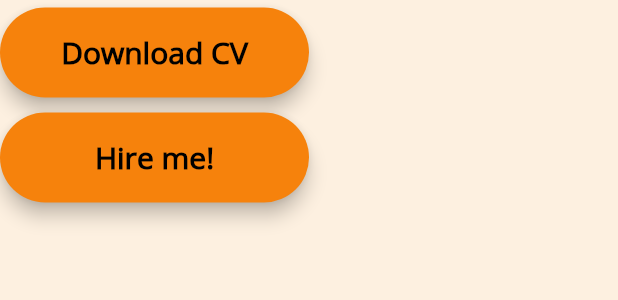
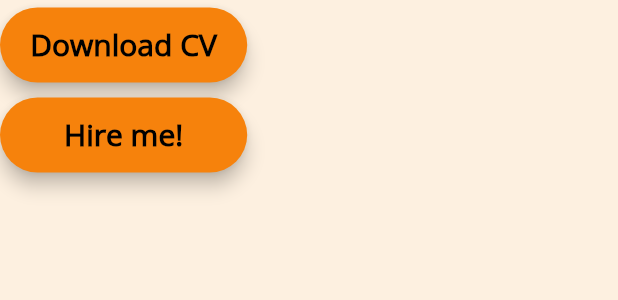
Before and after one commit to mahmoud-eslami/my-portfolio, a Flutter app: the ButtonsSection widget shown alone on an empty page, opened directly, on a phone screen of 412 x 824 dp. Shown: the top 300 px of the screen. Run offline on Flutter 3.47's test engine with Material 2 defaults, Android fonts, the phone set to English and light mode, and no system bars; our stand-ins replace bloc, equatable.

Commit message:
min: complete what i do section

```diff
--- a/lib/core/constants/constants.dart
+++ b/lib/core/constants/constants.dart
@@ -4,4 +4,15 @@ class Constants {
   static const creamColor = Color(0xffFDF0E0);
   static const darkCreamColor = Color(0xffE6CBA8);
   static const orangeColor = Color(0xffF6820C);
+
+  static const openSourceExpDescription =
+      "I am passionate about open-source projects and enjoy collaborating with the community to share my knowledge and skills.";
+  static const experienceDescription =
+      "I have 3+ years of experience as a Flutter developer and am continuously working on improving my skills and knowledge.";
+  static const agileExpDescription =
+      "I have experience working with Agile development methodologies and am familiar with Git version control.";
+  static const qualityExpDescription =
+      "I specialize in building high-performance, responsive, and elegant mobile applications using the Flutter framework and Dart programming language.";
+  static const otherExpDescription =
+      "I also have experience working with Firebase, RESTful APIs, and other programming languages and frameworks which can be beneficial for building robust mobile applications.";
 }
--- a/lib/core/global_widgets/custom_button.dart
+++ b/lib/core/global_widgets/custom_button.dart
@@ -51,12 +51,6 @@ class _CustomButtonState extends State<CustomButton> {
                 isHoverd ? Colors.black : Constants.orangeColor,
               ),
               elevation: MaterialStatePropertyAll<double>(isHoverd ? 15 : 5),
-              side: MaterialStatePropertyAll<BorderSide>(
-                BorderSide(
-                  color: isHoverd ? Constants.orangeColor : Colors.transparent,
-                  width: 3,
-                ),
-              ),
             ),
             onPressed: widget.onPressed,
             child: Text(
--- a/lib/core/utils/size_config.dart
+++ /dev/null
@@ -1,39 +0,0 @@
-import 'package:flutter/material.dart';
-
-class SizeConfig {
-  static late double _screenWidth;
-  static late double _screenHeight;
-  static double _blockWidth = 0;
-  static double _blockHeight = 0;
-
-  static late double textMultiplier;
-  static late double imageSizeMultiplier;
-  static late double heightMultiplier;
-  static late double widthMultiplier;
-  static bool isPortrait = true;
-  static bool isMobilePortrait = false;
-
-  void init(BoxConstraints constraints, Orientation orientation) {
-    if (orientation == Orientation.portrait) {
-      _screenWidth = constraints.maxWidth;
-      _screenHeight = constraints.maxHeight;
-      isPortrait = true;
-      if (_screenWidth < 450) {
-        isMobilePortrait = true;
-      }
-    } else {
-      _screenWidth = constraints.maxHeight;
-      _screenHeight = constraints.maxWidth;
-      isPortrait = false;
-      isMobilePortrait = false;
-    }
-
-    _blockWidth = _screenWidth / 100;
-    _blockHeight = _screenHeight / 100;
-
-    textMultiplier = _blockHeight;
-    imageSizeMultiplier = _blockWidth;
-    heightMultiplier = _blockHeight;
-    widthMultiplier = _blockWidth;
-  }
-}
--- a/lib/features/home/ui/widgets/buttons_section.dart
+++ b/lib/features/home/ui/widgets/buttons_section.dart
@@ -1,26 +1,26 @@
 import 'package:flutter/material.dart';
 
 import '../../../../core/global_widgets/custom_button.dart';
-import '../../../../core/utils/size_config.dart';
 
 class ButtonsSection extends StatelessWidget {
   const ButtonsSection({super.key});
 
   @override
   Widget build(BuildContext context) {
+    var size = MediaQuery.of(context).size;
     return Column(
       children: [
         CustomButton(
           title: "Download CV",
           onPressed: () {},
-          width: SizeConfig.widthMultiplier * 50,
-          height: 70,
+          width: size.width * .4,
+          height: 60,
         ),
         CustomButton(
           title: "Hire me!",
           onPressed: () {},
-          width: SizeConfig.widthMultiplier * 50,
-          height: 70,
+          width: size.width * .4,
+          height: 60,
         ),
       ],
     );
--- a/lib/features/home/ui/widgets/social_section.dart
+++ b/lib/features/home/ui/widgets/social_section.dart
@@ -1,8 +1,6 @@
 import 'package:flutter/material.dart';
 import 'package:flutter_portfolio/core/constants/constants.dart';
 import 'package:flutter_portfolio/features/home/ui/widgets/curved_painter.dart';
-
-import '../../../../core/utils/size_config.dart';
 
 class SocialSection extends StatelessWidget {
   const SocialSection({super.key});
@@ -11,7 +9,7 @@ class SocialSection extends StatelessWidget {
   Widget build(BuildContext context) {
     return Container(
       color: Colors.black,
-      width: SizeConfig.widthMultiplier * 100,
+      width: MediaQuery.of(context).size.width * 100,
       height: 500,
       child: CustomPaint(
         painter: CurvedPainter(),
--- a/lib/main.dart
+++ b/lib/main.dart
@@ -1,7 +1,6 @@
 import 'package:flutter/material.dart';
 import 'package:flutter_portfolio/core/constants/constants.dart';
 
-import 'core/utils/size_config.dart';
 import 'features/home/ui/home_screen.dart';
 
 void main() {
@@ -15,7 +14,6 @@ class MyApp extends StatelessWidget {
   Widget build(BuildContext context) {
     return OrientationBuilder(builder: (context, orientation) {
       return LayoutBuilder(builder: (context, constraints) {
-        SizeConfig().init(constraints, orientation);
         return MaterialApp(
           debugShowCheckedModeBanner: false,
           title: 'Mahmoud.dev',
--- a/pubspec.yaml
+++ b/pubspec.yaml
@@ -37,6 +37,7 @@ dependencies:
   cupertino_icons: ^1.0.2
   flutter_bloc: ^8.1.1
   equatable: ^2.0.5
+  flutter_svg: ^1.1.6
 
 dev_dependencies:
   flutter_test:
```
Also changed, not shown: lib/features/home/ui/home_screen.dart (+6 -1 lines), lib/features/home/ui/widgets/profile_section.dart (+21 -5 lines), lib/features/home/ui/widgets/title_section.dart (+3 -4 lines), lib/features/home/ui/widgets/what_do_section.dart (added, +99 -0 lines), assets/images/agile_icon.png (added), assets/images/experience_icon.png (added), assets/images/git_icon.png (added), assets/images/hda10.png (added), assets/images/hda5.png (added), assets/images/other_skills_icon.png (added), assets/images/quality_icon.png (added), pubspec.lock, 1 other file.
